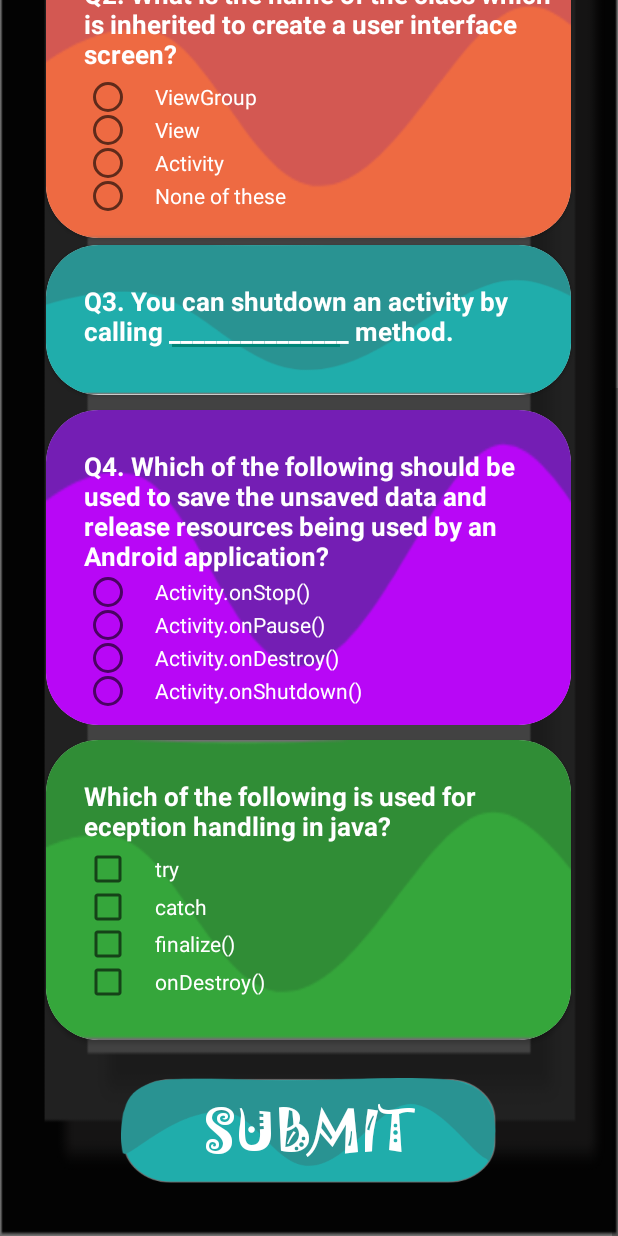
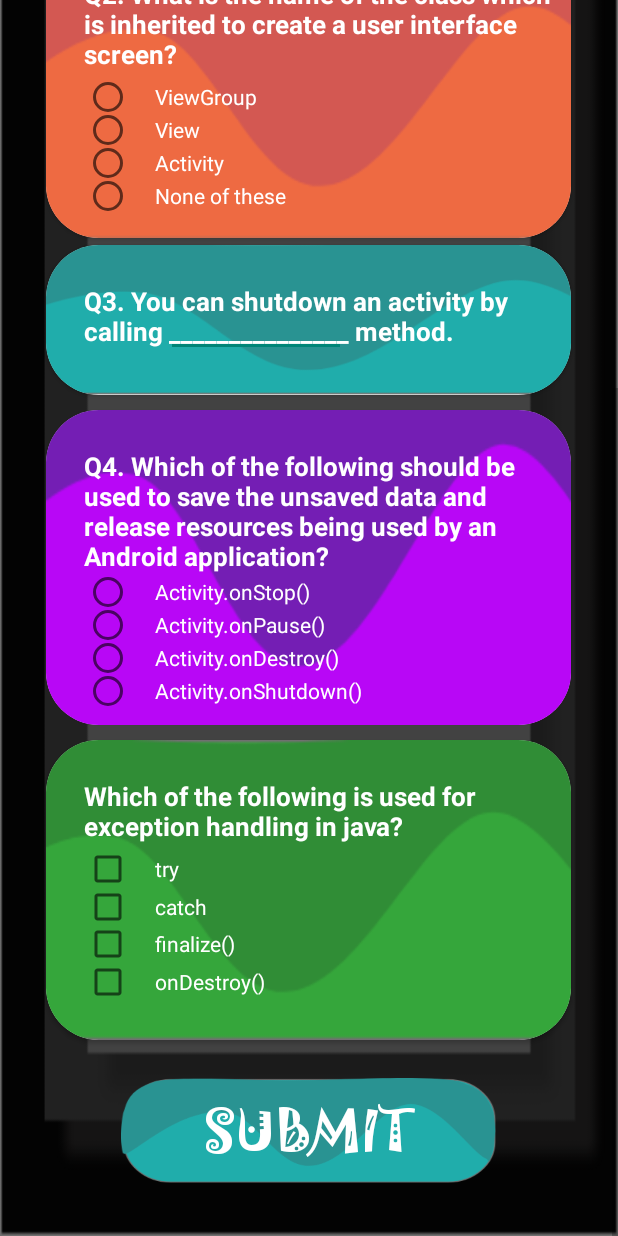
Before and after one commit to FLYINGKRIPTO/Project_3-GICS, an Android app: the javaQuiz screen opened directly, with no data from a screen before it, scrolled down 376 dp, on a phone screen of 412 x 824 dp. Run offline under Robolectric (Android 15) with nearby library versions, the phone set to English and light mode, and no system bars.

Commit message:
updated strings and dimension resources

```diff
--- a/app/src/main/res/layout/activity_java_quiz.xml
+++ b/app/src/main/res/layout/activity_java_quiz.xml
@@ -270,7 +270,7 @@
               android:textStyle="bold"
               android:textColor="@color/white"
               android:layout_marginStart="@dimen/HeadingPaddingTop"
-              android:text="Which of the following is used for eception handling in java?"
+              android:text="@string/exhndl"
               />
 
               <CheckBox
@@ -280,7 +280,7 @@
                   android:layout_marginStart="@dimen/HeadingPaddingTop"
                   android:textColor="@color/white"
                   android:layout_marginTop="70dp"
-                  android:text="try  "
+                  android:text="@string/trytrt"
                   android:paddingStart="@dimen/fab_margin"
                   />
               <CheckBox
@@ -290,7 +290,7 @@
                   android:layout_marginStart="@dimen/HeadingPaddingTop"
                   android:layout_marginTop="95dp"
                   android:textColor="@color/white"
-                  android:text="catch"
+                  android:text="@string/catchtrt"
                   android:paddingStart="@dimen/fab_margin"
                   />
               <CheckBox
@@ -299,7 +299,7 @@
                   android:layout_marginStart="@dimen/HeadingPaddingTop"
                   android:layout_marginTop="120dp"
                   android:textColor="@color/white"
-                  android:text="finalize()"
+                  android:text="@string/finalize"
                   android:paddingStart="@dimen/fab_margin"
                   />
               <CheckBox
@@ -307,7 +307,7 @@
                   android:layout_height="wrap_content"
                   android:layout_marginStart="@dimen/HeadingPaddingTop"
                   android:layout_marginTop="145dp"
-                  android:text="onDestroy()"
+                  android:text="@string/ondestroy"
                   android:textColor="@color/white"
                   android:paddingStart="@dimen/fab_margin"
                   />
--- a/app/src/main/res/values/strings.xml
+++ b/app/src/main/res/values/strings.xml
@@ -9,7 +9,7 @@
     <string name="choose">CHOOSE</string>
     <string name="java">Java</string>
     <string name="layout">Layout</string>
-    <string name="xml">XML</string>
+
     <string name="start">START</string>
     <string name="android_image">Android Image</string>
     <string name="android">Android</string>
@@ -23,9 +23,9 @@
     <string name="viewgroup">ViewGroup</string>
     <string name="view">View</string>
     <string name="activity">Activity</string>
-    <string name="none_of_these">None of these</string>
+
     <string name="q3_java">Q3. You can shutdown an activity by calling _______________ method.</string>
-    <string name="ondestroy">onDestroy()</string>
+
     <string name="finishactivity">finishActivity</string>
     <string name="finish">finish</string>
     <string name="none_of_the_above">None of the above</string>
@@ -106,4 +106,21 @@
     <string name="layout_marginstart">layout_marginStart</string>
     <string name="layout_width">layout_width</string>
     <string name="q1_select_a_mandatory_attribute_for_any_view_inside_of_a_container_layout">Q1. Select a mandatory attribute for any view inside of a container layout</string>
+    <string name="exhndl">Which of the following is used for exception handling in java?</string>
+    <string name="catchtrt">catch</string>
+    <string name="trytrt">try</string>
+    <string name="finalize">finalize()</string>
+    <string name="ondestroy">onDestroy()</string>
+    <string name="ui">is the basic building block of user interface in android</string>
+    <string name="activityhg">Activity</string>
+    <string name="services">Services</string>
+    <string name="swing">Swing</string>
+    <string name="awt">awt</string>
+    <string name="atr">________ attribute is used to specify how to place the content of an object, both on x-axis and y-axis within object itself</string>
+    <string name="xml">XML</string>
+    <string name="q4re">Q.4 Which language is case sensitive?</string>
+    <string name="none_of_these">None of these</string>
+    <string name="swinger">Swinger</string>
+    <string name="radiobutton">RadioButton</string>
+    <string name="checkbox">Checkbox</string>
 </resources>
```
Also changed, not shown: app/src/main/res/layout/activity_android_general.xml (+5 -5 lines), app/src/main/res/layout/activity_xmlquestions.xml (+7 -7 lines).
